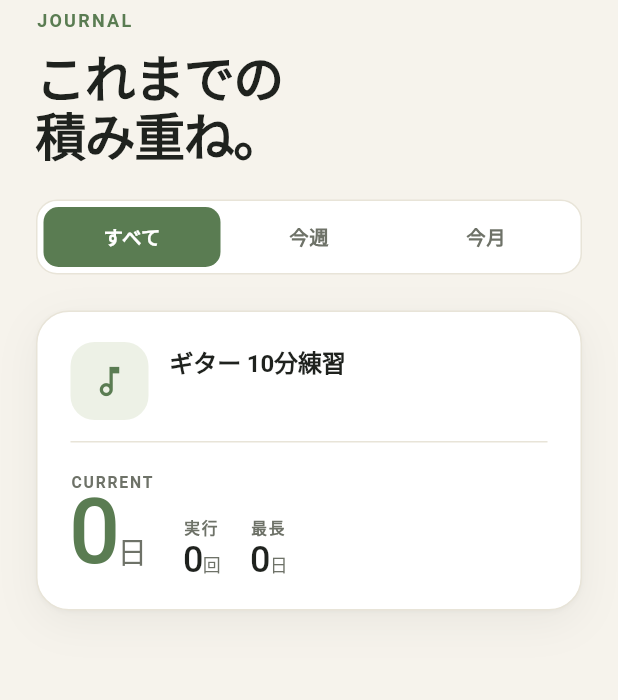
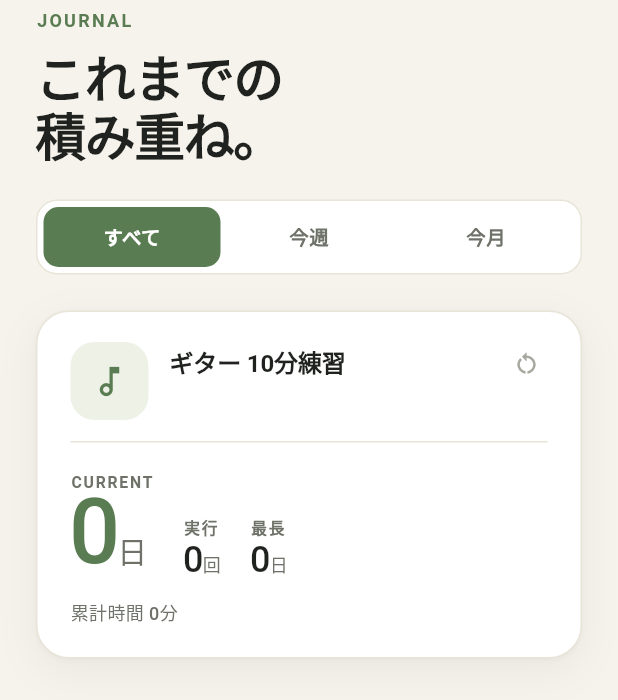
Before and after one commit to yatak15/habit-flow, a Flutter app: the HistoryScreen screen opened directly, on a phone screen of 412 x 824 dp. Shown: the top 700 px of the screen. Run offline on Flutter 3.47's test engine with Material 3 defaults, Android fonts, the phone set to English and light mode, and no system bars; our stand-ins replace hive, hive_flutter, wakelock_plus; accounts and stored records are empty.

Commit message:
Add task reset, cumulative time tracking, portrait lock, fix history streak
- Lock app orientation to portrait only (main.dart SystemChrome + Info.plist)
- Add per-task reset (streak/count/cumulative time/best record) with
  confirmation dialog on the history screen; completion logs are kept
- Track and display cumulative execution time per task (Task.cumulativeMinutes)
- Fix history "今月/今週" CURRENT streak: it previously always showed the
  task's all-time streak even when a streak spanned across the period
  boundary (e.g. showing 5 days on the 4th of the month). Added
  streakWithinPeriod() which recomputes the streak from completion logs
  without counting days before the selected period's start.

Co-Authored-By: Claude Sonnet 5 <noreply@anthropic.com>
Claude-Session: https://claude.ai/code/session_01R8jKfRb1mWBMrMDCQq5mGe

```diff
--- a/lib/models/task.dart
+++ b/lib/models/task.dart
@@ -36,6 +36,9 @@ class Task extends HiveObject {
   @HiveField(9)
   DateTime createdAt;
 
+  @HiveField(10)
+  int cumulativeMinutes; // 累積実行時間（分）
+
   Task({
     required this.id,
     required this.name,
@@ -47,7 +50,17 @@ class Task extends HiveObject {
     this.bestStreak = 0,
     this.lastCompletedDate,
     DateTime? createdAt,
+    this.cumulativeMinutes = 0,
   }) : createdAt = createdAt ?? DateTime.now();
+
+  /// タスク単体の実績をリセットする（累積時間・実行回数・継続日数・最長記録を初期化）
+  void resetStats() {
+    totalCount = 0;
+    currentStreak = 0;
+    bestStreak = 0;
+    cumulativeMinutes = 0;
+    lastCompletedDate = null;
+  }
 
   TaskIconType get iconType => TaskIconType.values[iconIndex];
 }
--- a/lib/screens/history_screen.dart
+++ b/lib/screens/history_screen.dart
@@ -55,6 +55,12 @@ class _HistoryScreenState extends State<HistoryScreen> {
                       child: _HistoryRowCard(
                         task: task,
                         executionCount: _executionCountFor(taskService, task),
+                        currentStreak: _currentStreakFor(taskService, task),
+                        cumulativeMinutes: _cumulativeMinutesFor(
+                          taskService,
+                          task,
+                        ),
+                        onReset: () => _confirmReset(context, taskService, task),
                       ),
                     ),
                   ),
@@ -88,6 +94,66 @@ class _HistoryScreenState extends State<HistoryScreen> {
         return service.logsForTaskSince(task.id, service.startOfWeek).length;
       case _HistorySegment.month:
         return service.logsForTaskSince(task.id, service.startOfMonth).length;
+    }
+  }
+
+  /// タブ（すべて/今週/今月）に応じた継続日数
+  /// 「今週」「今月」は期間の開始日をまたいだ分を含めない（要修正報告 #4 対応）
+  int _currentStreakFor(TaskService service, Task task) {
+    switch (_segment) {
+      case _HistorySegment.all:
+        return task.currentStreak;
+      case _HistorySegment.week:
+        return service.streakWithinPeriod(task.id, service.startOfWeek);
+      case _HistorySegment.month:
+        return service.streakWithinPeriod(task.id, service.startOfMonth);
+    }
+  }
+
+  int _cumulativeMinutesFor(TaskService service, Task task) {
+    switch (_segment) {
+      case _HistorySegment.all:
+        return task.cumulativeMinutes;
+      case _HistorySegment.week:
+        return service.cumulativeMinutesSince(task.id, service.startOfWeek);
+      case _HistorySegment.month:
+        return service.cumulativeMinutesSince(task.id, service.startOfMonth);
+    }
+  }
+
+  Future<void> _confirmReset(
+    BuildContext context,
+    TaskService service,
+    Task task,
+  ) async {
+    final confirmed = await showDialog<bool>(
+      context: context,
+      builder: (ctx) => AlertDialog(
+        backgroundColor: AppColors.cream,
+        shape: RoundedRectangleBorder(borderRadius: BorderRadius.circular(20)),
+        title: const Text('記録をリセット'),
+        content: Text(
+          '「${task.name}」の継続日数・実行回数・累積時間・最長記録をすべて0に戻します。\n'
+          'この操作は取り消せません（履歴の完了ログは保持されます）。',
+          style: const TextStyle(color: AppColors.textSecondary, fontSize: 14),
+        ),
+        actions: [
+          TextButton(
+            onPressed: () => Navigator.pop(ctx, false),
+            child: const Text('キャンセル'),
+          ),
+          TextButton(
+            onPressed: () => Navigator.pop(ctx, true),
+            child: const Text(
+              'リセットする',
+              style: TextStyle(color: Colors.redAccent),
+            ),
+          ),
+        ],
+      ),
+    );
+    if (confirmed == true) {
+      await service.resetTask(task.id);
     }
   }
 
@@ -139,7 +205,16 @@ class _HistoryScreenState extends State<HistoryScreen> {
 class _HistoryRowCard extends StatelessWidget {
   final Task task;
   final int executionCount;
-  const _HistoryRowCard({required this.task, required this.executionCount});
+  final int currentStreak;
+  final int cumulativeMinutes;
+  final VoidCallback onReset;
+  const _HistoryRowCard({
+    required this.task,
+    required this.executionCount,
+    required this.currentStreak,
+    required this.cumulativeMinutes,
+    required this.onReset,
+  });
 
   @override
   Widget build(BuildContext context) {
@@ -182,7 +257,11 @@ class _HistoryRowCard extends StatelessWidget {
                   ],
                 ),
               ),
-              if (currentPrize != null) _buildPrizeBadge(currentPrize.title),
+              if (currentPrize != null) ...[
+                _buildPrizeBadge(currentPrize.title),
+                const SizedBox(width: 4),
+              ],
+              _buildResetButton(context),
             ],
           ),
           const SizedBox(height: 14),
@@ -191,16 +270,48 @@ class _HistoryRowCard extends StatelessWidget {
           Row(
             crossAxisAlignment: CrossAxisAlignment.end,
             children: [
-              _heroMetric('CURRENT', '${task.currentStreak}', '日'),
+              _heroMetric('CURRENT', '$currentStreak', '日'),
               const SizedBox(width: 20),
               _subMetric('実行', '$executionCount', '回'),
               const SizedBox(width: 20),
               _subMetric('最長', '${task.bestStreak}', '日'),
             ],
           ),
+          const SizedBox(height: 12),
+          Text(
+            '累計時間 ${_formatMinutes(cumulativeMinutes)}',
+            style: AppText.subMeta,
+          ),
         ],
       ),
     );
+  }
+
+  Widget _buildResetButton(BuildContext context) {
+    return SizedBox(
+      width: 28,
+      height: 28,
+      child: IconButton(
+        padding: EdgeInsets.zero,
+        constraints: const BoxConstraints(),
+        icon: const Icon(
+          Icons.restart_alt,
+          size: 18,
+          color: AppColors.inkMuted,
+        ),
+        tooltip: 'この記録をリセット',
+        onPressed: onReset,
+      ),
+    );
+  }
+
+  String _formatMinutes(int totalMinutes) {
+    if (totalMinutes <= 0) return '0分';
+    final hours = totalMinutes ~/ 60;
+    final minutes = totalMinutes % 60;
+    if (hours == 0) return '$minutes分';
+    if (minutes == 0) return '$hours時間';
+    return '$hours時間$minutes分';
   }
 
   Widget _buildPrizeBadge(String title) {
```
Also changed, not shown: lib/main.dart (+7 -0 lines), lib/services/task_service.dart (+57 -0 lines), lib/models/task.g.dart, 1 other file.
